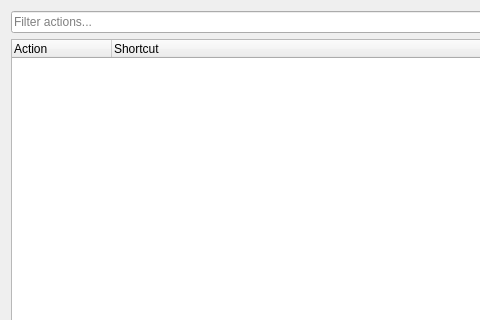
Maproom/qmapshack, file src/qmapshack/helpers/IShortcutSetupDialog.ui: the form before one commit; both pictures show x 0 to 480 and y 0 to 320 of the 620 by 560 pixel window.
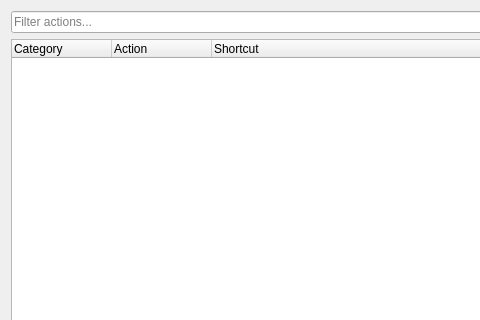
The form after the commit.

Patch:
```diff
--- a/src/qmapshack/helpers/IShortcutSetupDialog.ui
+++ b/src/qmapshack/helpers/IShortcutSetupDialog.ui
@@ -35,6 +35,11 @@
      <property name="allColumnsShowFocus">
       <bool>true</bool>
      </property>
+     <column>
+      <property name="text">
+       <string>Category</string>
+      </property>
+     </column>
      <column>
       <property name="text">
        <string>Action</string>
```
